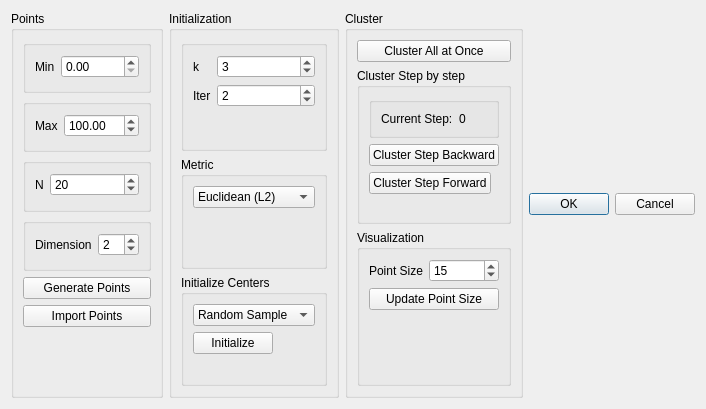
This is KMeansDialog.ui in denizkavzak/Interactive-KMeans-QT as Qt 5 draws it before an edit. The edited form follows.
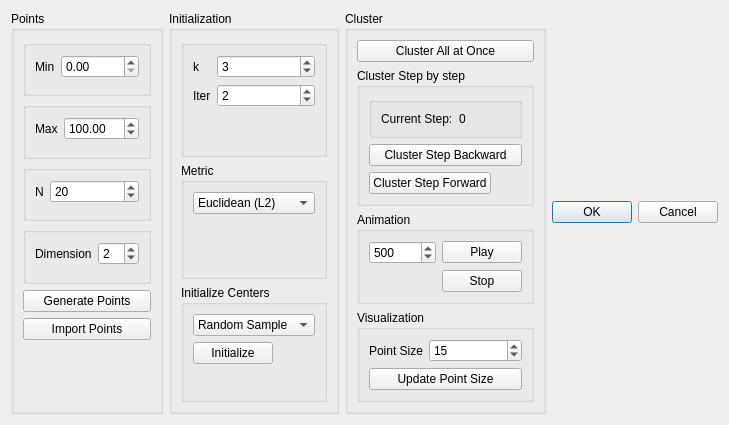
This is the edited form.

Commit message:
Animation of clustering using animation speed from user is added
Animation of clustering is implemented. The animation speed is
taken from the user by a spin box in dialog ui. Once play button
is clicked in dialog ui, the timer is triggered and animation
starts by calling getNextStep until the max number of iterations
is met.

```diff
--- a/KMeansDialog.ui
+++ b/KMeansDialog.ui
@@ -6,8 +6,8 @@
    <rect>
     <x>0</x>
     <y>0</y>
-    <width>674</width>
-    <height>409</height>
+    <width>706</width>
+    <height>413</height>
    </rect>
   </property>
   <property name="windowTitle">
@@ -333,6 +333,39 @@
         </layout>
        </widget>
       </item>
+      <item>
+       <widget class="QGroupBox" name="animationGroupBox">
+        <property name="title">
+         <string>Animation</string>
+        </property>
+        <layout class="QGridLayout" name="gridLayout_2">
+         <item row="0" column="0">
+          <widget class="QSpinBox" name="animationSpeedSpinBox">
+           <property name="maximum">
+            <number>100000</number>
+           </property>
+           <property name="value">
+            <number>500</number>
+           </property>
+          </widget>
+         </item>
+         <item row="0" column="1">
+          <widget class="QPushButton" name="playPushButton">
+           <property name="text">
+            <string>Play</string>
+           </property>
+          </widget>
+         </item>
+         <item row="1" column="1">
+          <widget class="QPushButton" name="stopPushButton">
+           <property name="text">
+            <string>Stop</string>
+           </property>
+          </widget>
+         </item>
+        </layout>
+       </widget>
+      </item>
       <item>
        <widget class="QGroupBox" name="visualizationGroupBox">
         <property name="title">
```
Left out of the diff: 34 changed lines with no effect on the pictures. The commit also changes 4 other files.
